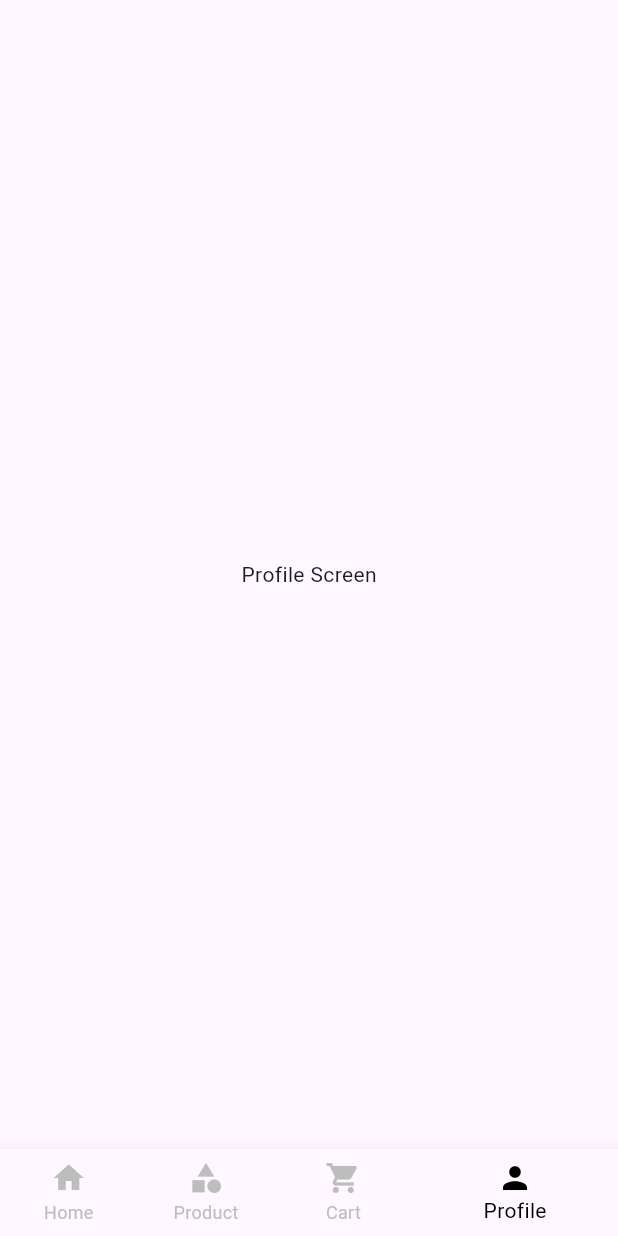
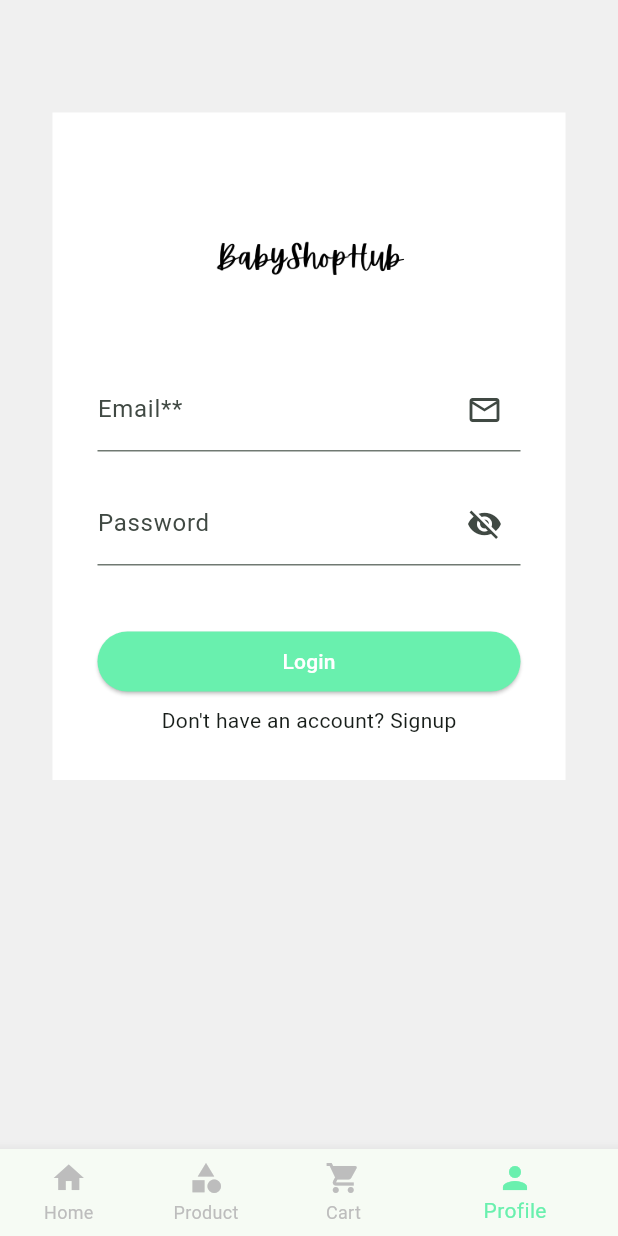
Before and after one commit to Fizahere/BabyShop, a Flutter app: the screen it shows after launch, item 4 of the bottom bar chosen, on a phone screen of 412 x 824 dp. Run offline on Flutter 3.47's test engine with Material 3 defaults, Android fonts, the phone set to English and light mode, and no system bars; our stand-ins replace firebase_auth, firebase_core; missing offline and left inert: dart:js; accounts and stored records are empty.

Commit message:
[login system]

```diff
--- a/lib/Auth/Login.dart
+++ b/lib/Auth/Login.dart
@@ -0,0 +1,111 @@
+import 'package:firebase_auth/firebase_auth.dart';
+import 'package:flutter/material.dart';
+import '../components/buttons.dart';
+import '../components/loader.dart';
+
+class LoginForm extends StatefulWidget {
+  const LoginForm({super.key});
+
+  @override
+  State<LoginForm> createState() => _LoginFormState();
+}
+
+class _LoginFormState extends State<LoginForm> {
+
+  TextEditingController userEmail=TextEditingController();
+  TextEditingController userPassword=TextEditingController();
+
+  bool _obscureText = true;
+  bool signupLoading = false;
+
+  @override
+  Widget build(BuildContext context) {
+    return Scaffold(
+      backgroundColor:Color(0xFFF0F0F0),
+      body: SingleChildScrollView(
+        child: Padding(
+          padding: EdgeInsets.symmetric(vertical: 75,horizontal: 35),
+          child: Container(
+            color: Colors.white,
+            child: Form(
+                child:Padding(
+                  padding: const EdgeInsets.all(30),
+                  child: Column(
+                    children: [
+                      Image.asset('images/logo.png',height: 140,width: 140,),
+                      TextFormField(
+                        controller: userEmail,
+                        decoration: InputDecoration(
+                          label: Text('Email**'),
+                          suffixIcon: Icon(Icons.email_outlined,),
+                        ),
+                      ),
+                      SizedBox(height: 20,),
+                      TextFormField(
+                        controller: userPassword,
+                        obscureText: _obscureText,
+                        decoration: InputDecoration(
+                          labelText: 'Password',
+                          suffixIcon: IconButton(
+                            onPressed: () {
+                              setState(() {
+                                _obscureText = !_obscureText;
+                              });
+                            },
+                            icon: Icon(
+                              _obscureText
+                                  ? Icons.visibility_off
+                                  : Icons.visibility,
+                            ),
+                          ),
+                        ),
+                      ),
+                      SizedBox(height: 40,),
+                      ElevatedButton(
+                        onPressed: () async {
+                          String u_email = userEmail.text;
+                          String u_password = userPassword.text;
+                          try {
+                            signupLoading=true;
+                            await FirebaseAuth.instance.signInWithEmailAndPassword(
+                                email: u_email, password: u_password);
+                            signupLoading=false;
+                            ScaffoldMessenger.of(context as BuildContext).showSnackBar(
+                              SnackBar(
+                                content: Text('logged in'),
+                              ),
+                            );
+                          }on FirebaseAuthException catch (e) {
+                            signupLoading=false;
+                            ScaffoldMessenger.of(context as BuildContext).showSnackBar(
+                              SnackBar(
+                                content: Text(e.toString()),
+                              ),
+                            );
+                          }
+                        },
+                        child: Center(
+                          child: signupLoading ? Loader()
+                              :
+                          Text(
+                            'Login',
+                            style: TextStyle(color: Colors.white),
+                          ),
+                        ),
+                        style: ButtonStyle(
+                          backgroundColor: MaterialStateProperty.all<Color>(Colors.greenAccent),
+                        ),
+                      ),
+                      SizedBox(height: 5,),
+                      Text("Don't have an account? Signup",),
+
+                    ],
+                  ),
+                )
+            ),
+          ),
+        ),
+      ),
+    );
+  }
+}
--- a/lib/ClientSite/Home.dart
+++ b/lib/ClientSite/Home.dart
@@ -33,7 +33,7 @@ class _HomeState extends State<Home> {
     return Scaffold(
       body: myScreens[currentIndex],
       bottomNavigationBar: BottomNavigationBar(
-        selectedItemColor: Colors.black,
+        selectedItemColor: Colors.greenAccent,
         unselectedItemColor: Colors.grey.shade400,
         showUnselectedLabels: true,
         currentIndex: currentIndex,
--- a/lib/ClientSite/profile_screen.dart
+++ b/lib/ClientSite/profile_screen.dart
@@ -1,4 +1,6 @@
 import 'package:flutter/material.dart';
+
+import '../Auth/Login.dart';
 
 class ProfileScreen extends StatefulWidget {
   const ProfileScreen({super.key});
@@ -11,7 +13,7 @@ class _ProfileScreenState extends State<ProfileScreen> {
   @override
   Widget build(BuildContext context) {
     return Scaffold(
-      body: Center(child: Text("Profile Screen"),),
+      body: LoginForm()
     );
   }
 }
--- a/lib/main.dart
+++ b/lib/main.dart
@@ -1,7 +1,12 @@
 import 'package:baby_shop/ClientSite/Home.dart';
 import 'package:flutter/material.dart';
+import 'package:firebase_core/firebase_core.dart';
+import 'firebase_options.dart';
 
-void main() {
+void main() async {
+  await Firebase.initializeApp(
+    options: DefaultFirebaseOptions.currentPlatform,
+  );
   runApp(const MyApp());
 }
 
@@ -11,6 +16,11 @@ class MyApp extends StatelessWidget {
   @override
   Widget build(BuildContext context) {
     return MaterialApp(
+      theme: ThemeData(
+        colorScheme: ColorScheme.fromSeed(seedColor: Colors.greenAccent),
+        useMaterial3: true,
+      ),
+      debugShowCheckedModeBanner: false,
       home: Home(),
     );
   }
```
Also changed, not shown: lib/Auth/Register.dart (+95 -4 lines), lib/components/buttons.dart (added, +31 -0 lines), lib/components/loader.dart (added, +15 -0 lines), pubspec.yaml (+5 -2 lines), images/google.png (added), images/logo.png (added), lib/firebase_options.dart (added), pubspec.lock, 5 other files.
